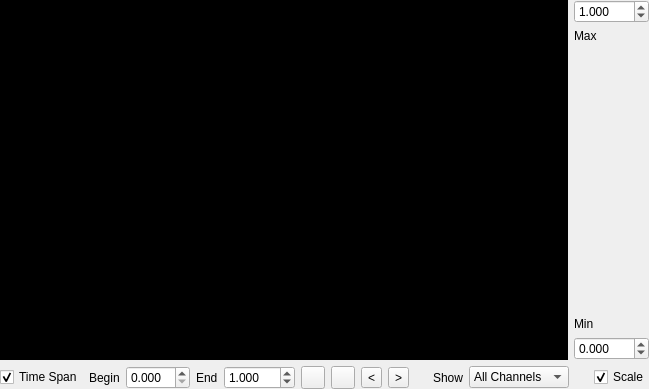
Before: the Qt Designer form Include/iqtmeas/CSamplesSequenceViewComp.ui in naskin-gmg/AcfSln, drawn with Qt 5.
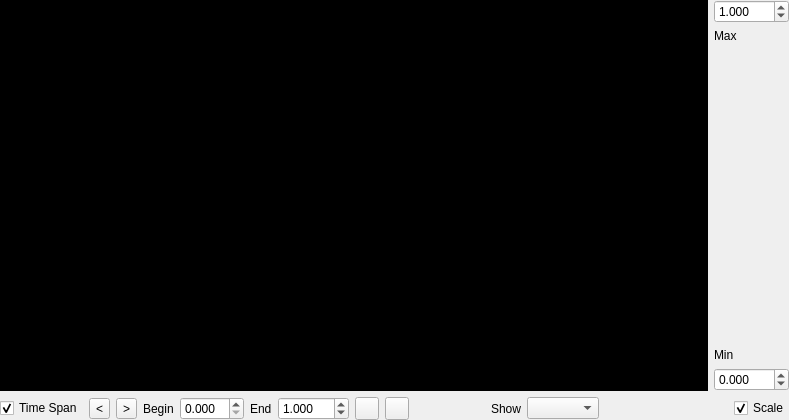
After: the same form once the commit is applied. Icons and pictures are not drawn.

Commit message: Sample sequence view extended (control over component attributes added). Small cosmetic corrections.

Patch:
```diff
--- a/Include/iqtmeas/CSamplesSequenceViewComp.ui
+++ b/Include/iqtmeas/CSamplesSequenceViewComp.ui
@@ -5,19 +5,109 @@
    <rect>
     <x>0</x>
     <y>0</y>
-    <width>649</width>
-    <height>389</height>
+    <width>789</width>
+    <height>420</height>
    </rect>
   </property>
   <property name="windowTitle" >
    <string>Form</string>
   </property>
-  <layout class="QGridLayout" name="gridLayout" >
+  <layout class="QVBoxLayout" name="verticalLayout_3" >
    <property name="margin" >
     <number>0</number>
    </property>
-   <item row="0" column="1" >
-    <widget class="QWidget" native="1" name="widget_2" >
+   <item>
+    <layout class="QHBoxLayout" name="horizontalLayout_5" >
+     <item>
+      <widget class="QFrame" name="MainFrame" >
+       <property name="sizePolicy" >
+        <sizepolicy vsizetype="Expanding" hsizetype="Expanding" >
+         <horstretch>0</horstretch>
+         <verstretch>0</verstretch>
+        </sizepolicy>
+       </property>
+       <property name="palette" >
+        <palette>
+         <active>
+          <colorrole role="Base" >
+           <brush brushstyle="SolidPattern" >
+            <color alpha="255" >
+             <red>255</red>
+             <green>255</green>
+             <blue>255</blue>
+            </color>
+           </brush>
+          </colorrole>
+          <colorrole role="Window" >
+           <brush brushstyle="SolidPattern" >
+            <color alpha="255" >
+             <red>0</red>
+             <green>0</green>
+             <blue>0</blue>
+            </color>
+           </brush>
+          </colorrole>
+         </active>
+         <inactive>
+          <colorrole role="Base" >
+           <brush brushstyle="SolidPattern" >
+            <color alpha="255" >
+             <red>255</red>
+             <green>255</green>
+             <blue>255</blue>
+            </color>
+           </brush>
+          </colorrole>
+          <colorrole role="Window" >
+           <brush brushstyle="SolidPattern" >
+            <color alpha="255" >
+             <red>0</red>
+             <green>0</green>
+             <blue>0</blue>
+            </color>
+           </brush>
+          </colorrole>
+         </inactive>
+         <disabled>
+          <colorrole role="Base" >
+           <brush brushstyle="SolidPattern" >
+            <color alpha="255" >
+             <red>0</red>
+             <green>0</green>
+             <blue>0</blue>
+            </color>
+           </brush>
+          </colorrole>
+          <colorrole role="Window" >
+           <brush brushstyle="SolidPattern" >
+            <color alpha="255" >
+             <red>0</red>
+             <green>0</green>
+             <blue>0</blue>
+            </color>
+           </brush>
+          </colorrole>
+         </disabled>
+        </palette>
+       </property>
+       <property name="autoFillBackground" >
+        <bool>true</bool>
+       </property>
+       <property name="frameShape" >
+        <enum>QFrame::StyledPanel</enum>
+       </property>
+       <property name="frameShadow" >
+        <enum>QFrame::Sunken</enum>
+       </property>
+       <layout class="QVBoxLayout" name="verticalLayout_2" >
+        <property name="margin" >
+         <number>0</number>
+        </property>
+       </layout>
+      </widget>
+     </item>
+     <item>
+      <widget class="QWidget" native="1" name="ScaleFrame" >
      <layout class="QVBoxLayout" name="verticalLayout" >
       <property name="margin" >
        <number>0</number>
@@ -87,7 +177,9 @@
      </layout>
     </widget>
    </item>
-   <item row="1" column="0" colspan="2" >
+    </layout>
+   </item>
+   <item>
     <widget class="QWidget" native="1" name="widget" >
      <layout class="QHBoxLayout" name="horizontalLayout_2" >
       <property name="margin" >
@@ -109,6 +201,26 @@
          <property name="margin" >
           <number>0</number>
          </property>
+         <item>
+          <widget class="QToolButton" name="PrevButton" >
+           <property name="toolTip" >
+            <string>Move time span left</string>
+           </property>
+           <property name="text" >
+            <string>&lt;</string>
+           </property>
+          </widget>
+         </item>
+         <item>
+          <widget class="QToolButton" name="NextButton" >
+           <property name="toolTip" >
+            <string>Move time span right</string>
+           </property>
+           <property name="text" >
+            <string>></string>
+           </property>
+          </widget>
+         </item>
          <item>
           <widget class="QLabel" name="label" >
            <property name="text" >
@@ -171,29 +283,15 @@
            </property>
           </widget>
          </item>
-         <item>
-          <widget class="QToolButton" name="PrevButton" >
-           <property name="toolTip" >
-            <string>Move time span left</string>
-           </property>
-           <property name="text" >
-            <string>&lt;</string>
-           </property>
-          </widget>
-         </item>
-         <item>
-          <widget class="QToolButton" name="NextButton" >
-           <property name="toolTip" >
-            <string>Move time span right</string>
-           </property>
-           <property name="text" >
-            <string>></string>
-           </property>
-          </widget>
-         </item>
         </layout>
        </widget>
       </item>
+      <item>
+       <widget class="QWidget" native="1" name="ChannelsFrame" >
+        <layout class="QHBoxLayout" name="horizontalLayout_4" >
+         <property name="margin" >
+          <number>0</number>
+         </property>
       <item>
        <spacer name="horizontalSpacer_2" >
         <property name="orientation" >
@@ -219,13 +317,17 @@
         <property name="sizeAdjustPolicy" >
          <enum>QComboBox::AdjustToContents</enum>
         </property>
+          </widget>
+         </item>
+        </layout>
+       </widget>
+      </item>
         <item>
-         <property name="text" >
-          <string>All Channels</string>
+       <widget class="QWidget" native="1" name="ScaleControlFrame" >
+        <layout class="QHBoxLayout" name="horizontalLayout_3" >
+         <property name="margin" >
+          <number>0</number>
          </property>
-        </item>
-       </widget>
-      </item>
       <item>
        <spacer name="horizontalSpacer" >
         <property name="orientation" >
@@ -233,7 +335,7 @@
         </property>
         <property name="sizeHint" stdset="0" >
          <size>
-          <width>40</width>
+             <width>111</width>
           <height>20</height>
          </size>
         </property>
@@ -252,91 +354,6 @@
      </layout>
     </widget>
    </item>
-   <item row="0" column="0" >
-    <widget class="QFrame" name="MainFrame" >
-     <property name="sizePolicy" >
-      <sizepolicy vsizetype="Expanding" hsizetype="Expanding" >
-       <horstretch>0</horstretch>
-       <verstretch>0</verstretch>
-      </sizepolicy>
-     </property>
-     <property name="palette" >
-      <palette>
-       <active>
-        <colorrole role="Base" >
-         <brush brushstyle="SolidPattern" >
-          <color alpha="255" >
-           <red>255</red>
-           <green>255</green>
-           <blue>255</blue>
-          </color>
-         </brush>
-        </colorrole>
-        <colorrole role="Window" >
-         <brush brushstyle="SolidPattern" >
-          <color alpha="255" >
-           <red>0</red>
-           <green>0</green>
-           <blue>0</blue>
-          </color>
-         </brush>
-        </colorrole>
-       </active>
-       <inactive>
-        <colorrole role="Base" >
-         <brush brushstyle="SolidPattern" >
-          <color alpha="255" >
-           <red>255</red>
-           <green>255</green>
-           <blue>255</blue>
-          </color>
-         </brush>
-        </colorrole>
-        <colorrole role="Window" >
-         <brush brushstyle="SolidPattern" >
-          <color alpha="255" >
-           <red>0</red>
-           <green>0</green>
-           <blue>0</blue>
-          </color>
-         </brush>
-        </colorrole>
-       </inactive>
-       <disabled>
-        <colorrole role="Base" >
-         <brush brushstyle="SolidPattern" >
-          <color alpha="255" >
-           <red>0</red>
-           <green>0</green>
-           <blue>0</blue>
-          </color>
-         </brush>
-        </colorrole>
-        <colorrole role="Window" >
-         <brush brushstyle="SolidPattern" >
-          <color alpha="255" >
-           <red>0</red>
-           <green>0</green>
-           <blue>0</blue>
-          </color>
-         </brush>
-        </colorrole>
-       </disabled>
-      </palette>
-     </property>
-     <property name="autoFillBackground" >
-      <bool>true</bool>
-     </property>
-     <property name="frameShape" >
-      <enum>QFrame::StyledPanel</enum>
-     </property>
-     <property name="frameShadow" >
-      <enum>QFrame::Sunken</enum>
-     </property>
-     <layout class="QVBoxLayout" name="verticalLayout_2" >
-      <property name="margin" >
-       <number>0</number>
-      </property>
      </layout>
     </widget>
    </item>
```
Left out of the diff: 2 changed lines with no effect on the pictures. Lines whose indentation alone changed are shown as unchanged. The commit also changes 5 other files.
